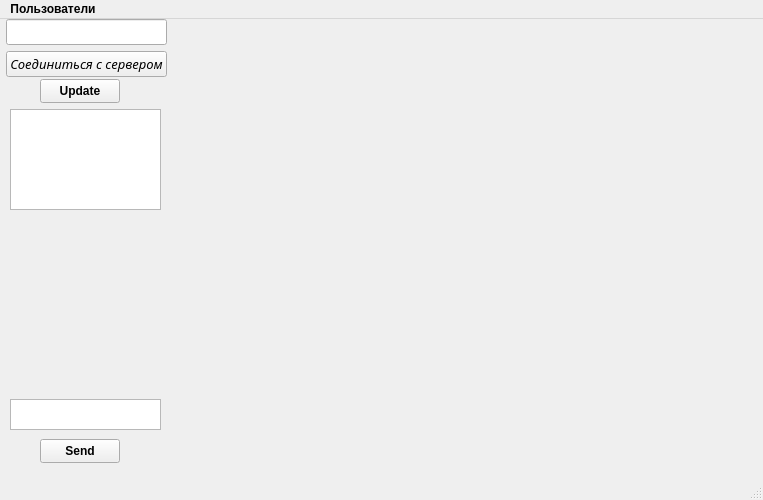
Old version of the form client/mainwindow.ui in the repository VladZg/Network_Battleship_2vs1.
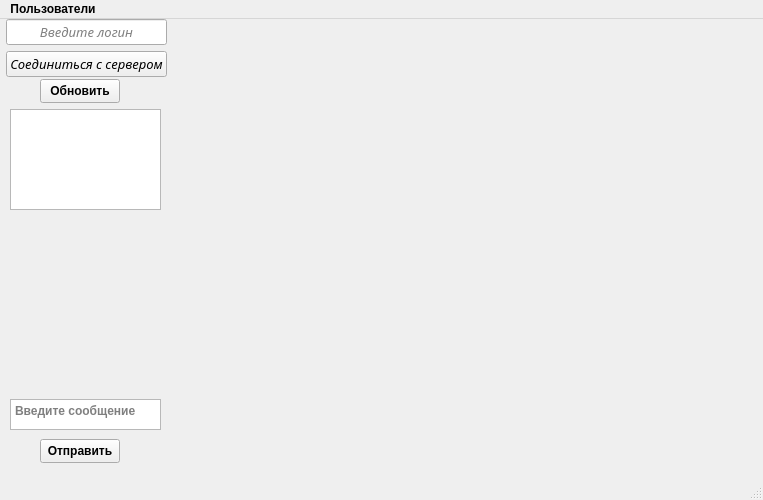
New version of the form.

Commit message: interface features added for messenger

The edit to the form file:
```diff
--- a/client/mainwindow.ui
+++ b/client/mainwindow.ui
@@ -26,7 +26,7 @@
       <x>0</x>
       <y>0</y>
       <width>161</width>
-      <height>51</height>
+      <height>57</height>
      </rect>
     </property>
     <layout class="QFormLayout" name="formLayout">
@@ -59,6 +59,9 @@
        <property name="alignment">
         <set>Qt::AlignCenter</set>
        </property>
+       <property name="placeholderText">
+        <string>Введите логин</string>
+       </property>
       </widget>
      </item>
      <item row="1" column="1">
@@ -92,7 +95,7 @@
      </rect>
     </property>
     <property name="text">
-     <string>Update</string>
+     <string>Обновить</string>
     </property>
    </widget>
    <widget class="QPushButton" name="sendMessageButton">
@@ -105,7 +108,7 @@
      </rect>
     </property>
     <property name="text">
-     <string>Send</string>
+     <string>Отправить</string>
     </property>
    </widget>
    <widget class="QTextEdit" name="messageEdit">
@@ -117,6 +120,12 @@
       <height>31</height>
      </rect>
     </property>
+    <property name="layoutDirection">
+     <enum>Qt::RightToLeft</enum>
+    </property>
+    <property name="placeholderText">
+     <string>Введите сообщение</string>
+    </property>
    </widget>
    <widget class="QWidget" name="messageRecieversOptionsListWidget" native="true">
     <property name="geometry">
```
The commit also changes 2 other files.
